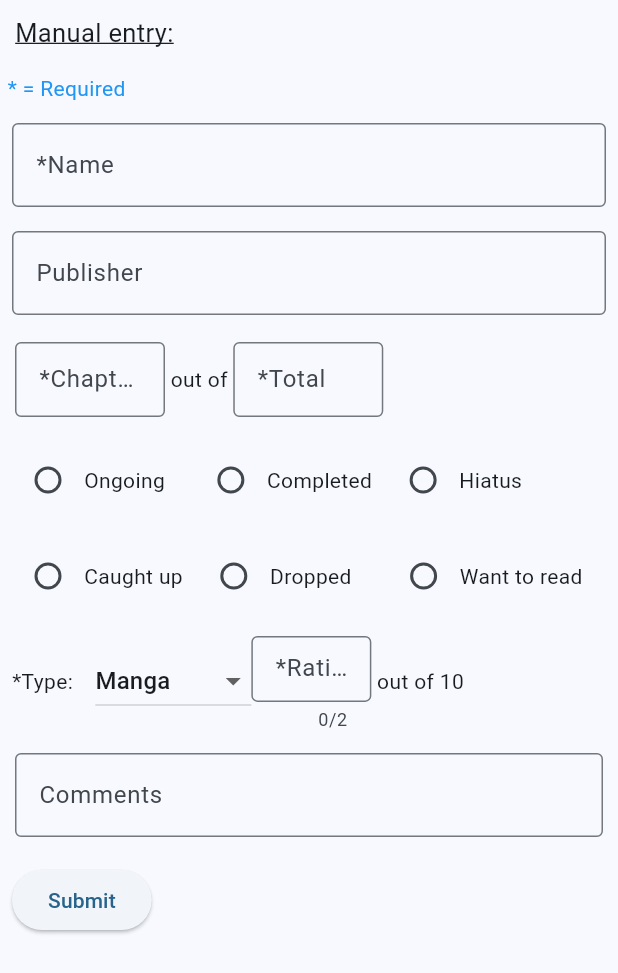
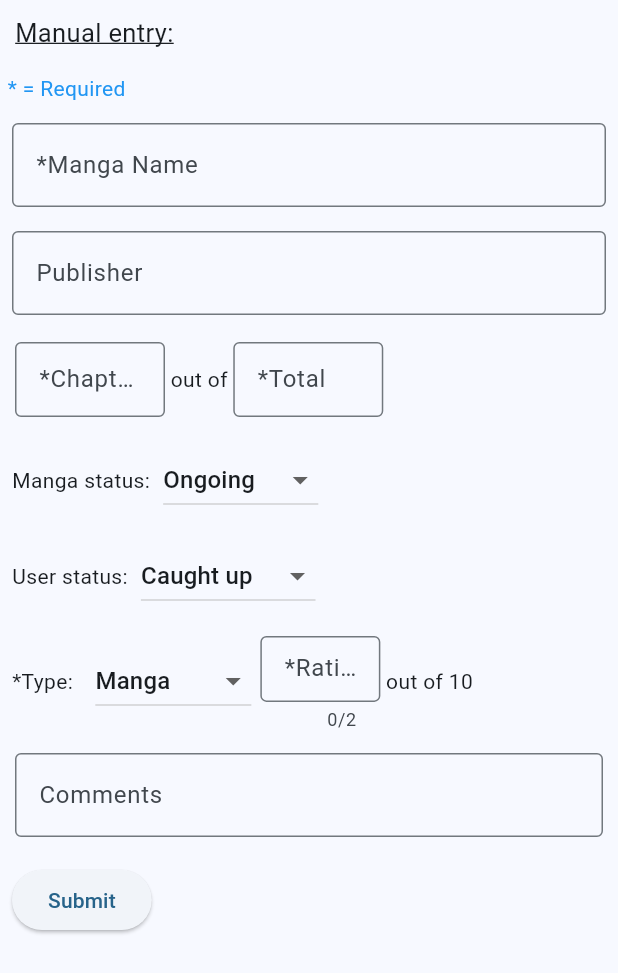
Before and after one commit to sonono-no/manga_matrix, a Flutter app: the HomeScreen screen opened directly, on a phone screen of 412 x 824 dp. Shown: the top 973 px of the screen. Run offline on Flutter 3.47's test engine with Material 3 defaults, Android fonts, the phone set to English and light mode, and no system bars; missing offline and left inert: mongo_dart.

Commit message:
change radio buttons to dropdowns

```diff
--- a/lib/homepage.dart
+++ b/lib/homepage.dart
@@ -47,14 +47,28 @@ class _MyHomePageState extends State<MyHomePage> {
 enum Status { ongoing, completed, hiatus }
 enum UserStatus { caughtUp, dropped, wantToRead }
 
-String dropdownvalue = 'Manga';
-
+String typesdropdownvalue = 'Manga';
 var types = [
   'Manga',
   'Manhwa',
   'Webtoon',
   'Light novel',
   'Other',
+];
+
+String statusesdropdownvalue = 'Ongoing';
+var statuses = [
+  'Ongoing',
+  'Completed',
+  'Hiatus'
+];
+
+String userstatusesdropdownvalue = 'Caught up';
+var userStatuses = [
+  'Caught up',
+  'Still Reading',
+  'Dropped',
+  'Want to read'
 ];
 
 class HomeScreen extends StatefulWidget {
@@ -111,7 +125,7 @@ class _HomeScreenState extends State<HomeScreen> {
                   child: TextFormField(
                     decoration: InputDecoration(
                       border: OutlineInputBorder(),
-                      labelText: "*Name"
+                      labelText: "*Manga Name"
                     ),
                   )
                 )
@@ -164,37 +178,45 @@ class _HomeScreenState extends State<HomeScreen> {
             ),
             Padding(
               padding: const EdgeInsets.all(8.0),
-              child: Row( //TODO: CHANGE TO DROP DOWN
+              child: Row(
                 children: [
-                  Radio(value: 0, groupValue: statusVal, onChanged: (index){
-                    _handleStatusRadioChange;
+                  Text('Manga status: '),
+                  SizedBox(width: 5,),
+                  DropdownButton(
+                  value: statusesdropdownvalue,
+                  items: statuses.map((String statuses){
+                    return DropdownMenuItem(
+                      value: statuses,
+                      child: Text(statuses),
+                      );
+                  }).toList(),
+                  onChanged: (String? newValue) {
+                    setState(() {
+                      statusesdropdownvalue = newValue!;
+                    });
                   }),
-                  Text('Ongoing'),
-                  SizedBox(width: 20,),
-                  Radio(value: 1, groupValue: statusVal, onChanged: (index){
-                    _handleStatusRadioChange;
-                  }),
-                  Text('Completed'),
-                  SizedBox(width: 10,),
-                  Radio(value: 2, groupValue: statusVal, onChanged: (index){
-                    _handleStatusRadioChange;
-                  }),
-                  Text('Hiatus')
                 ],
               ),
             ),
             Padding(
               padding: const EdgeInsets.all(8.0),
               child: Row(
-                children: [ //TODO: CHANGE TO DROP DOWN
-                  Radio(value: 1, groupValue: null, onChanged: (index){}),
-                  Text('Caught up'),
-                  SizedBox(width: 10,),
-                  Radio(value: 2, groupValue: null, onChanged: (index){}),
-                  Text('Dropped'),
-                  SizedBox(width: 24,),
-                  Radio(value: 3, groupValue: null, onChanged: (index){}),
-                  Text('Want to read')
+                children: [
+                  Text('User status: '),
+                  SizedBox(width: 5,),
+                  DropdownButton(
+                  value: userstatusesdropdownvalue,
+                  items: userStatuses.map((String userStatuses){
+                    return DropdownMenuItem(
+                      value: userStatuses,
+                      child: Text(userStatuses),
+                      );
+                  }).toList(),
+                  onChanged: (String? newValue) {
+                    setState(() {
+                      userstatusesdropdownvalue = newValue!;
+                    });
+                  }),
                 ],
               ),
             ),
@@ -203,7 +225,7 @@ class _HomeScreenState extends State<HomeScreen> {
               child: Row(children: [
                 Text('*Type:    '),
                 DropdownButton(
-                  value: dropdownvalue,
+                  value: typesdropdownvalue,
                   items: types.map((String types){
                     return DropdownMenuItem(
                       value: types,
@@ -212,9 +234,10 @@ class _HomeScreenState extends State<HomeScreen> {
                   }).toList(),
                   onChanged: (String? newValue) {
                     setState(() {
-                      dropdownvalue = newValue!;
+                      typesdropdownvalue = newValue!;
                     });
                   }),
+                  SizedBox(width: 6,),
                   SizedBox(
                     width: 80,
                     height: 60,
@@ -330,7 +353,7 @@ class _ListScreenState extends State<ListScreen> {
             SizedBox(height: 5,),
             Text("Chapters read: ${data.chaptersRead}"),
             SizedBox(height: 5,),
-            Text("${data.userStatus}"),
+            Text("User status: ${data.userStatus}"),
             SizedBox(height: 5,),
             Text("Rate: ${data.rating}/10"),
           ],
--- a/lib/mangainfopage.dart
+++ b/lib/mangainfopage.dart
@@ -134,7 +134,7 @@ class _MangaInfoPageState extends State<MangaInfoPage> {
                 children: [
                   Padding(
                     padding: const EdgeInsets.all(8.0),
-                    child: Text('Chapters read:        '),
+                    child: Text('Chapters read: '),
                   ),
                   new Flexible(
                     child: Padding(
```
